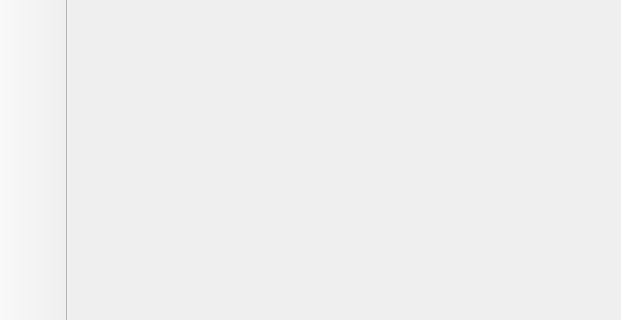
The window that view.ui (Kalean75/Sprite_Editor) describes before a commit, drawn with Qt 5; both pictures show x 0 to 621 and y 400 to 720 of the 1280 by 720 pixel window.
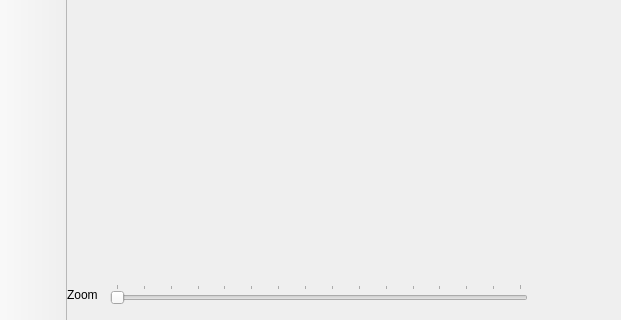
The same window after the commit. Icons and pictures are not drawn.

Commit message: Add zoom slider and extract canvas logic to its own panel class

```diff
--- a/view.ui
+++ b/view.ui
@@ -17,9 +17,9 @@
    <widget class="QWidget" name="verticalLayoutWidget">
     <property name="geometry">
      <rect>
-      <x>930</x>
+      <x>920</x>
       <y>0</y>
-      <width>311</width>
+      <width>321</width>
       <height>701</height>
      </rect>
     </property>
@@ -30,8 +30,8 @@
      <rect>
       <x>0</x>
       <y>0</y>
-      <width>931</width>
-      <height>701</height>
+      <width>921</width>
+      <height>651</height>
      </rect>
     </property>
     <layout class="QHBoxLayout" name="canvasLayout">
@@ -53,6 +53,68 @@
      </item>
     </layout>
    </widget>
+   <widget class="QWidget" name="horizontalLayoutWidget_2">
+    <property name="geometry">
+     <rect>
+      <x>0</x>
+      <y>650</y>
+      <width>461</width>
+      <height>51</height>
+     </rect>
+    </property>
+    <layout class="QHBoxLayout" name="zoomLayout">
+     <property name="spacing">
+      <number>12</number>
+     </property>
+     <item>
+      <widget class="QLabel" name="zoomLabel">
+       <property name="minimumSize">
+        <size>
+         <width>0</width>
+         <height>0</height>
+        </size>
+       </property>
+       <property name="text">
+        <string>Zoom</string>
+       </property>
+       <property name="alignment">
+        <set>Qt::AlignLeading|Qt::AlignLeft|Qt::AlignVCenter</set>
+       </property>
+       <property name="margin">
+        <number>9</number>
+       </property>
+       <property name="indent">
+        <number>-1</number>
+       </property>
+      </widget>
+     </item>
+     <item>
+      <widget class="QSlider" name="zoomSlider">
+       <property name="sizePolicy">
+        <sizepolicy hsizetype="Expanding" vsizetype="Fixed">
+         <horstretch>0</horstretch>
+         <verstretch>0</verstretch>
+        </sizepolicy>
+       </property>
+       <property name="minimum">
+        <number>1</number>
+       </property>
+       <property name="maximum">
+        <number>16</number>
+       </property>
+       <property name="orientation">
+        <enum>Qt::Horizontal</enum>
+       </property>
+       <property name="tickPosition">
+        <enum>QSlider::TicksAbove</enum>
+       </property>
+       <property name="tickInterval">
+        <number>1</number>
+       </property>
+      </widget>
+     </item>
+    </layout>
+   </widget>
   </widget>
   <widget class="QMenuBar" name="menubar">
    <property name="geometry">
```
The commit also changes 6 other files.
